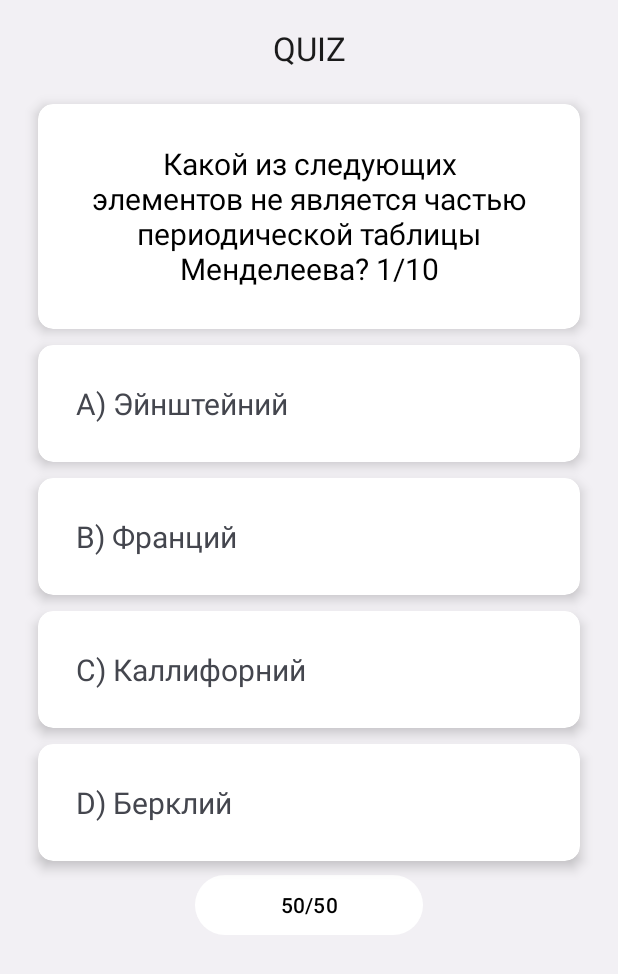
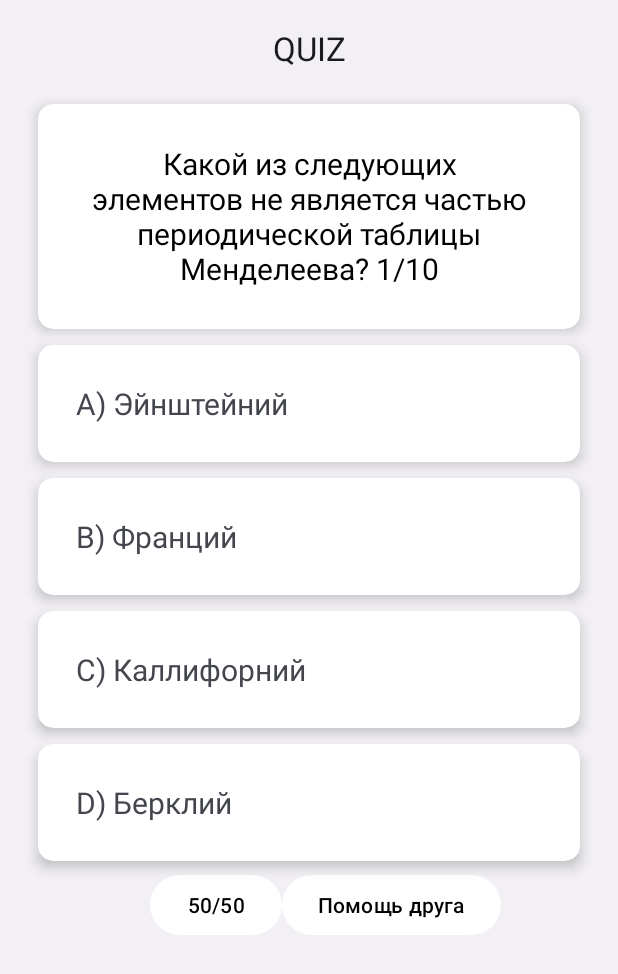
Before and after one commit to gravity92041/QuizApplication, an Android app: the HardQuiz screen opened directly, with no data from a screen before it, on a phone screen of 412 x 824 dp. Shown: the top 974 px of the screen. Run offline under Robolectric (Android 15) with nearby library versions, the phone set to English and light mode, and no system bars.

```diff
--- a/app/src/main/AndroidManifest.xml
+++ b/app/src/main/AndroidManifest.xml
@@ -1,6 +1,7 @@
 <?xml version="1.0" encoding="utf-8"?>
 <manifest xmlns:android="http://schemas.android.com/apk/res/android"
     xmlns:tools="http://schemas.android.com/tools">
+    <uses-permission android:name="android.permission.INTERNET"/>
 
     <application
         android:allowBackup="true"
--- a/app/src/main/java/com/example/quizapplication/HardQuiz.java
+++ b/app/src/main/java/com/example/quizapplication/HardQuiz.java
@@ -27,7 +27,7 @@ public class HardQuiz extends AppCompatActivity {
     TextView quiztext,aans,bans,cans,dans;
     List<QuestionItem> questionItems,limitedList;
     MaterialCardView answer1,answer2,answer3,answer4;
-    Button fifty;
+    Button fifty,friendHelp;
     int currentQuestion=0;
     int correct=0,wrong=0;
 
@@ -41,6 +41,7 @@ public class HardQuiz extends AppCompatActivity {
         answer3 = findViewById(R.id.answer3);
         answer4 = findViewById(R.id.answer4);
         quiztext =findViewById(R.id.quizText);
+        friendHelp = findViewById(R.id.friendHelp);
         aans=findViewById(R.id.aanswer);
         bans=findViewById(R.id.banswer);
         cans=findViewById(R.id.canswer);
@@ -61,6 +62,13 @@ public class HardQuiz extends AppCompatActivity {
             public void onClick(View v) {
                 fifty.setEnabled(false);
                 disableIncorrectAnswers();
+            }
+        });
+        friendHelp.setOnClickListener(new View.OnClickListener() {
+            @Override
+            public void onClick(View v) {
+                friendHelp.setEnabled(false);
+                friendHelp();
             }
         });
 
@@ -202,6 +210,18 @@ public class HardQuiz extends AppCompatActivity {
             }
         });
     }
+    private void friendHelp(){
+        Intent shareIntent = new Intent();
+        shareIntent.setAction(Intent.ACTION_SEND);
+        shareIntent.putExtra(Intent.EXTRA_TEXT, "Вопрос: "+ limitedList.get(currentQuestion).getQuestions()+"\n"+
+                "Варианты ответа: "+limitedList.get(currentQuestion).getAnswer1()+" "
+        +limitedList.get(currentQuestion).getAnswer2()+ " "+
+        limitedList.get(currentQuestion).getAnswer3()+" "+
+        limitedList.get(currentQuestion).getAnswer4());
+        shareIntent.setType("text/plain");
+        startActivity(Intent.createChooser(shareIntent, "Поделиться с помощью"));
+
+    }
     private void disableIncorrectAnswers(){
         List<MaterialCardView> incorrectAnswers  = new ArrayList<>();
 
@@ -302,4 +322,14 @@ public class HardQuiz extends AppCompatActivity {
         });
         materialAlertDialogBuilder.show();
     }
+//    @Override
+//    protected void onSaveInstanceState(Bundle onState){
+//        super.onSaveInstanceState(onState);
+//        onState.putInt("question",currentQuestion);
+//        onState.putInt("wrong",wrong);
+//        onState.putInt("correct",correct);
+//        onState.putStringArrayList("limitedList",limitedList);
+//
+//
+//    }
 }
--- a/app/src/main/res/layout/activity_quiz.xml
+++ b/app/src/main/res/layout/activity_quiz.xml
@@ -133,13 +133,20 @@
         android:orientation="horizontal"
         >
         <Button
-            android:layout_marginHorizontal="130dp"
+            android:layout_marginLeft="100dp"
             android:id="@+id/fifty"
             android:layout_width="wrap_content"
             android:text="50/50"
             android:textColor="@color/black"
-            android:layout_height="wrap_content"
-            android:layout_weight="1"/>
+            android:layout_height="wrap_content"/>
+        <Button
+            android:id="@+id/friendHelp"
+            android:layout_width="wrap_content"
+            android:layout_height="match_parent"
+
+            android:text="Помощь друга"
+            android:textColor="@color/black"/>
+
 
 
     </LinearLayout>
```
